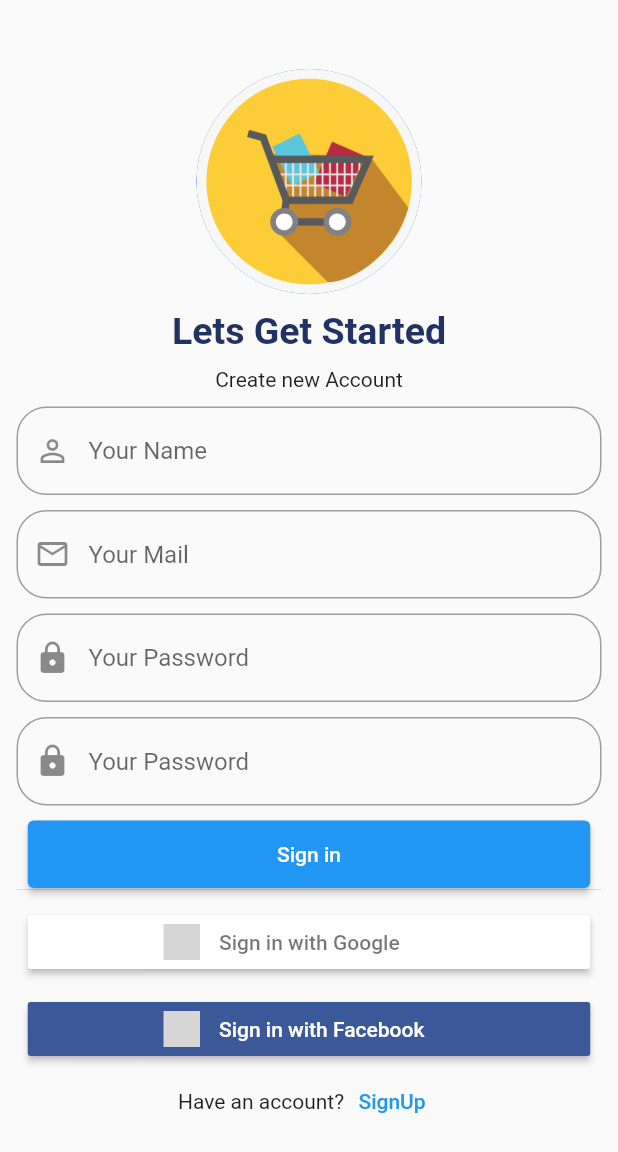
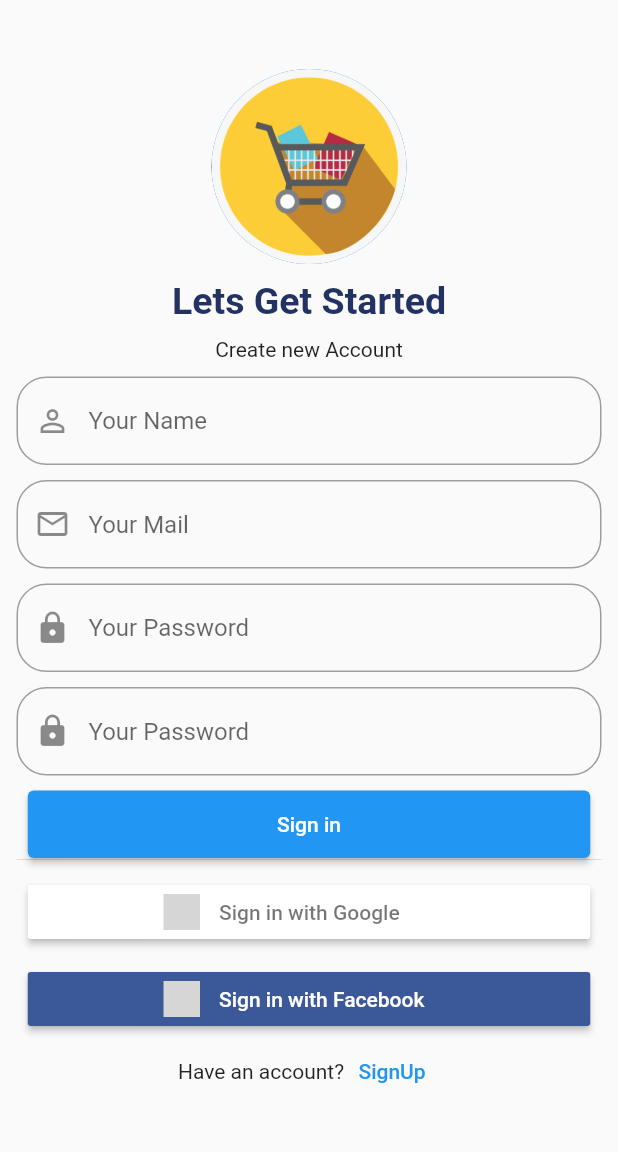
Before and after one commit to mido-ahmed/e_commerce_app, a Flutter app: the SigninScreen screen opened directly, on a phone screen of 412 x 824 dp. Shown: the top 1152 px of the screen. Run offline on Flutter 3.47's test engine with Material 2 defaults, Android fonts, the light colour scheme and no system bars; our stand-ins replace carousel_slider, dio, flutter_signin_button, material_design_icons_flutter, smooth_page_indicator; grey boxes are pictures that could not be loaded.

Commit message:
decrease the radius of circular avatar

```diff
--- a/lib/Screens/SignInScreens.dart
+++ b/lib/Screens/SignInScreens.dart
@@ -48,7 +48,7 @@ class SigninScreen extends StatelessWidget {
                     height: 35,
                   ),
                   CircleAvatar(
-                    radius: 75,
+                    radius: 65,
                     backgroundImage: AssetImage('assets/Images/logo2.png'),
                   ),
                   SizedBox(
```
